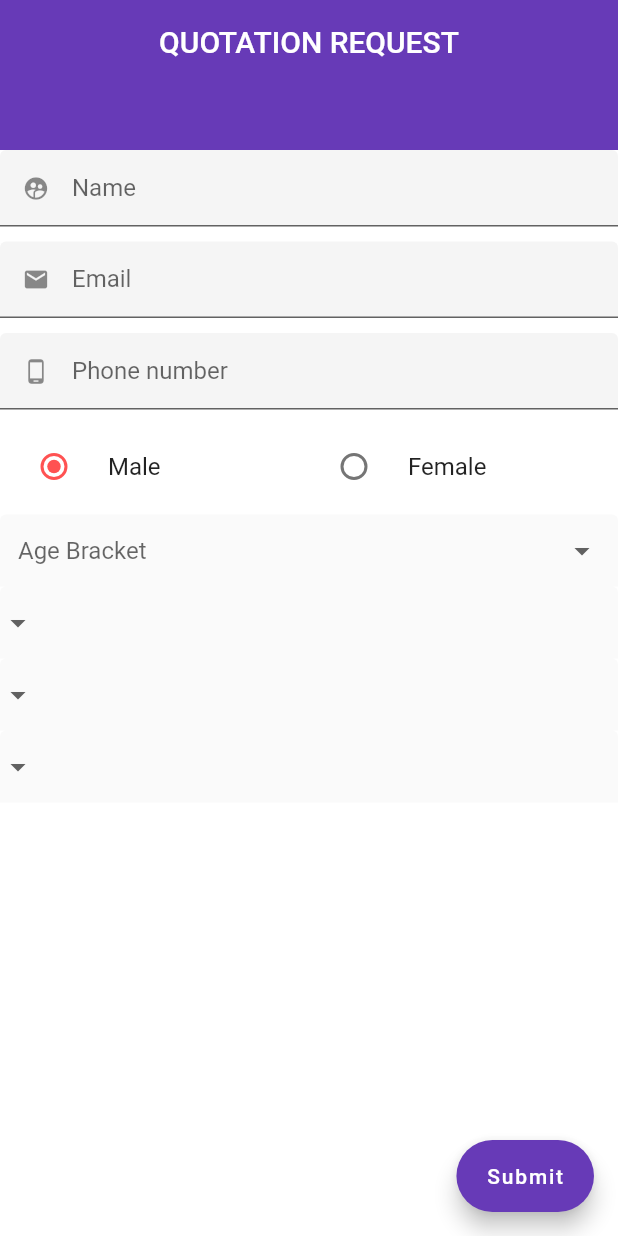
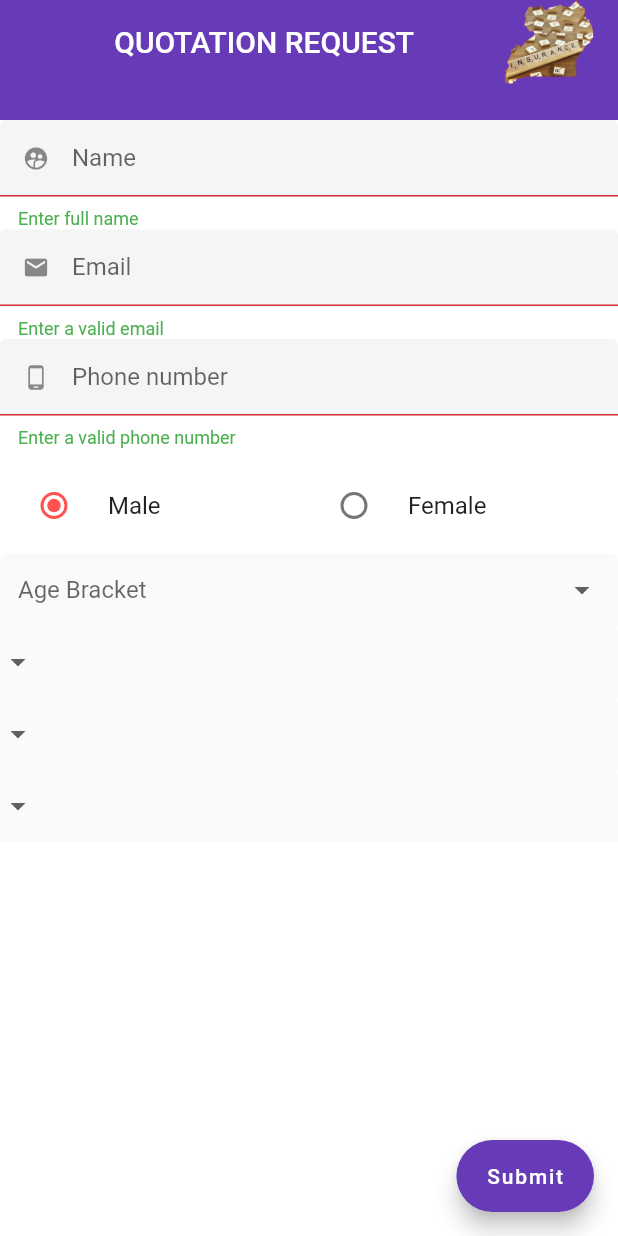
Before and after one commit to matovu-farid/insurance_app, a Flutter app: the screen it shows after launch, after a tap on "Submit", on a phone screen of 412 x 824 dp. Run offline on Flutter 3.47's test engine with Material 2 defaults, Android fonts, the phone set to English and light mode, and no system bars; missing offline and left inert: flutter_email_sender.

```diff
--- a/lib/screens/customWigets/customRow.dart
+++ b/lib/screens/customWigets/customRow.dart
@@ -28,8 +28,7 @@ class CustomRow extends StatelessWidget {
   bool get returnObscure => obscureText1;
 
   @override
-  Widget build(BuildContext context) {
-    return Container(
+  Widget build(BuildContext context) => Container(
       child: Row(
         children: <Widget>[
           Expanded(
@@ -45,17 +44,14 @@ class CustomRow extends StatelessWidget {
               smartQuotesType: SmartQuotesType.enabled,
               maxLengthEnforced: true,
               cursorColor: Colors.greenAccent,
-
-
-
               keyboardType: textInputType,
-
               autovalidate: true,
 
               decoration: InputDecoration(
                 errorStyle: TextStyle(color: Colors.green,decorationStyle: TextDecorationStyle.wavy),
                 enabled: true,
                 filled: true,
+                border: UnderlineInputBorder(borderSide: BorderSide.merge(BorderSide(style: BorderStyle.solid), BorderSide(style: BorderStyle.solid))),
 
                 labelText: title,
                 hintText: hint,
@@ -74,5 +70,4 @@ class CustomRow extends StatelessWidget {
         ],
       ),
     );
-  }
 }
--- a/lib/screens/sign_up.dart
+++ b/lib/screens/sign_up.dart
@@ -14,6 +14,7 @@ import 'package:family/models/preffered_insurer.dart';
 import 'package:family/models/signup_state.dart';
 import 'package:family/screens/customWigets/customRow.dart';
 import 'package:family/screens/customWigets/customRow.dart';
+import 'package:family/screens/starting_screen.dart';
 
 import 'package:flutter/cupertino.dart';
 import 'package:flutter/material.dart';
@@ -22,6 +23,9 @@ import 'package:scoped_model/scoped_model.dart';
 import 'package:image/image.dart' as ImageClass;
 
 //TODO dispose of all controllers
+//TODO make sure someone cant submit until all field are filled
+//TODO carry out tests
+//TODO Optimize memory usage
 
 class Signup extends StatefulWidget {
 
@@ -40,17 +44,20 @@ class _SignupState extends State<Signup> {
   addToScoll(ScrollContext context) {}
 
   GlobalKey<FormState> formKey = GlobalKey<FormState>();
+  TextEditingController _nameController;
+  TextEditingController _emailController;
+  TextEditingController _phoneController;
 
   @override
   void initState() {
     _controller = ScrollController();
+    _nameController = TextEditingController();
+    _emailController = TextEditingController();
+    _phoneController = TextEditingController();
   }
 
 
-  @override
-  void dispose() {
-    _controller.dispose();
-  }
+
 
   String _item;
 
@@ -80,18 +87,22 @@ class _SignupState extends State<Signup> {
 
   set setPassword(String value) {
     _password = value;
+
   }
+  //------------------------------------------------------------------------------------------------
+
+
 //---------------------------------------------------------------------------------------------------------
 //Custom Name Fields
 
-  CustomRow _namefields = CustomRow(
-    title: "Name",
-    obscureText1: false,
-    icon: Icon(Icons.supervised_user_circle),
-    error: "Enter full name",
-    validate:(value)=>value.isEmpty?"Enter full name":null,
-    textInputType: TextInputType.text,
-  );
+//  CustomRow _namefields = CustomRow(
+//    title: "Name",
+//    obscureText1: false,
+//    icon: Icon(Icons.supervised_user_circle),
+//    error: "Enter full name",
+//    validate:(value)=>value.isEmpty?"Enter full name":null,
+//    textInputType: TextInputType.text,
+//  );
   //--------------------------------------------------------------------------------------------------------
 
   // CustomRow _passwordfields = CustomRow(
@@ -99,27 +110,27 @@ class _SignupState extends State<Signup> {
   //   obscureText1: true,
   // );
 //--------------------------------------------------------------------------------------------------------
-//custom emailFields
-  CustomRow _emailfields = CustomRow(
-    textInputType: TextInputType.emailAddress,
-    title: "Email",
-    icon: Icon(Icons.mail),
-    obscureText1: false,
-    error: "Enter a valid email",
-    validate:(value)=>value.isEmpty?"Enter a valid email":null,
-
-
-  );
-  //---------------------------------------------------------------------------------------------------------
-//Custom phone number fields
-  CustomRow _phoneNumberlfields = CustomRow(
-    textInputType: TextInputType.number,
-    title: "Phone number",
-    icon: Icon(Icons.phone_android),
-    obscureText1: false,
-    error: "Enter phone number",
-    validate:(value)=>value.isEmpty?"Enter phone number":null,
-  );
+////custom emailFields
+//  CustomRow _emailfields = CustomRow(
+//    textInputType: TextInputType.emailAddress,
+//    title: "Email",
+//    icon: Icon(Icons.mail),
+//    obscureText1: false,
+//    error: "Enter a valid email",
+//    validate:(value)=>value.isEmpty?"Enter a valid email":null,
+//
+//
+//  );
+//  //---------------------------------------------------------------------------------------------------------
+////Custom phone number fields
+//  CustomRow _phoneNumberlfields = CustomRow(
+//    textInputType: TextInputType.number,
+//    title: "Phone number",
+//    icon: Icon(Icons.phone_android),
+//    obscureText1: false,
+//    error: "Enter phone number",
+//    validate:(value)=>value.isEmpty?"Enter phone number":null,
+//  );
 //-----------------------------------------------------------------------------------------------
 //Method to send an email
   addToListandSendEmail() {
@@ -136,6 +147,12 @@ class _SignupState extends State<Signup> {
     CustomEmailSender(client).send();
 
   }
+  //----------------------------------------------------------------------------------
+  //regex for phone
+  Pattern pattern = r'(\d{10})';
+
+
+
   //-------------------------------------------------------------------------------------------------
 // Method to submit and validate form fields
   submit(BuildContext context) {
@@ -144,15 +161,15 @@ class _SignupState extends State<Signup> {
     formstate.save();
 
 
-    _name = _namefields.getText;
-    _emailAddress = _emailfields.getText;
+
+    _name = _nameController.text;
+    _emailAddress = _emailController.text;
     // _password = _passwordfields.getText;
-    _phoneNumber = _phoneNumberlfields.getText;
-
+    _phoneNumber = _phoneController.text;
 
 
     if (_name.isNotEmpty && _phoneNumber.isNotEmpty && _emailAddress.isEmpty){
-      Navigator.of(context).pushNamed("/Login");
+
     addToListandSendEmail();}
 
   }
@@ -162,6 +179,8 @@ class _SignupState extends State<Signup> {
   Widget build(BuildContext context) {
     return ScopedModel(
       model: SignupModel(),
+      child: Form(
+        key: formKey,
         child: Scaffold(
           backgroundColor: Colors.white,
           floatingActionButton: FloatingActionButton.extended(
@@ -181,17 +200,56 @@ class _SignupState extends State<Signup> {
               primary: true,
               snap: true,
               backgroundColor: Colors.deepPurple,
-            expandedHeight: 100,
-            title: Center(child: Text("QUOTATION REQUEST")),
+              expandedHeight: 80,
+
+              title: Row(
+                mainAxisAlignment: MainAxisAlignment.end,
+                  children:<Widget>[
+
+                Row(
+                mainAxisAlignment: MainAxisAlignment.center,
+                  children:<Widget>[Text("QUOTATION REQUEST"),
+                  SizedBox(width: 60,),
+                  SizedBox(width: 60,height: 60,child: StartingScreen.image,)] )]),
               floating: true,
             ),
             SliverList(
               delegate: SliverChildListDelegate(
                 [
-                _namefields,
-                SizedBox(
-                  height: 10,
-                ),
+
+                  Builder(builder: (context){
+                  return buildRow(title: "Name",
+
+                    obscureText1: false,
+                    controller: _nameController,
+                    icon: Icon(Icons.supervised_user_circle),
+                    error: "Enter full name",
+                    validate:(value)=>value.isEmpty?"Enter full name":null,
+                    textInputType: TextInputType.text, );
+                  }),
+                  Builder(builder: (context){
+
+                    return buildRow(textInputType: TextInputType.emailAddress,
+                      controller: _emailController,
+                      title: "Email",
+                      icon: Icon(Icons.mail),
+                      obscureText1: false,
+                      error: "Enter a valid email",
+                      hint: "___________.@_____.com",
+
+                      validate:(value)=>(!((value.endsWith(".com"))&&value.contains("@")))?"Enter a valid email":null);
+
+                  }),
+                  Builder(builder: (context){
+                    return buildRow(textInputType: TextInputType.number,
+                      controller: _phoneController,
+                      title: "Phone number",
+                      icon: Icon(Icons.phone_android),
+                      hint: "07XXXXXXXX",
+                      obscureText1: false,
+                      error: "Enter phone number",
+                      validate:(value)=>((!(RegExp(pattern).hasMatch(value)))||!(value.startsWith("07")))?"Enter a valid phone number":null,);
+                  }),
                   //--------------------------------------------------------------------------------------------------
 
 //              SizedBox(
@@ -318,16 +376,12 @@ class _SignupState extends State<Signup> {
                   // SizedBox(
                   //   height: 10,
                   // ),
-                _emailfields,
+
+
                   SizedBox(
                     height: 10,
                   ),
-                //----------------------------------------------------------------------------------------
-                //phone
-                _phoneNumberlfields,
-                SizedBox(
-                  height: 10,
-                ),
+
                   //-------------------------------------------------------------------
                   //male radio button
                   Row(
@@ -391,9 +445,7 @@ class _SignupState extends State<Signup> {
                   ScopedModelDescendant<SignupModel>(
                     builder:
                         (BuildContext context, Widget child, SignupModel model) {
-                    return Form(
-                      key: formKey,
-                      child: Column(
+                      return Column(
                         children: <Widget>[
                           //-----------------------------------------------------------------------------------------
                           //Age
@@ -490,7 +542,6 @@ class _SignupState extends State<Signup> {
                             },
                           ),
                         ],
-                      ),
                       );
                     },
                   ),
@@ -501,6 +552,7 @@ class _SignupState extends State<Signup> {
               ),
             )
           ]),
+        ),
       ),
     );
   }
@@ -546,8 +598,72 @@ class _SignupState extends State<Signup> {
   }
 
   set insuranceType(String value) {
+
     _insuranceType = value;
   }
+  Widget buildRow({BuildContext context,
+    TextEditingController controller,
+    bool obscureText1 ,
+    Icon icon,
+    String error,
+    String hint,
+    FormFieldValidator<String> validate, TextInputType textInputType, String title,}) {
+
+    return Container(
+      child: Row(
+        children: <Widget>[
+          Expanded(
+            child: TextFormField(
+              autofocus: false,
+
+              textInputAction: TextInputAction.done,
+              maxLines: 2,
+              minLines: 1,
+              enableSuggestions: true,
+              toolbarOptions: ToolbarOptions(
+                  copy: true, cut: true, paste: true, selectAll: true),
+              smartDashesType: SmartDashesType.enabled,
+              smartQuotesType: SmartQuotesType.enabled,
+              maxLengthEnforced: true,
+              cursorColor: Colors.greenAccent,
+              keyboardType: textInputType,
+
+              validator: validate,
+
+              decoration: InputDecoration(
+                  errorStyle: TextStyle(color: Colors.green,
+                      decorationStyle: TextDecorationStyle.wavy),
+                  enabled: true,
+                  filled: true,
+                  border: UnderlineInputBorder(borderSide: BorderSide.merge(
+                      BorderSide(style: BorderStyle.solid),
+                      BorderSide(style: BorderStyle.solid))),
+
+                  labelText: title,
+                  hintText: hint,
+                  hintStyle: TextStyle(color: Colors.grey),
+                  isDense: true,
 
 
+                  prefixIcon: icon ??
+                      SizedBox(
+                        width: 10,
+                      ),
+                  floatingLabelBehavior: FloatingLabelBehavior.auto),
+              obscureText: obscureText1,
+              controller: controller,
+            ),
+          )
+        ],
+      ),
+    );
   }
+  @override
+  void dispose() {
+    _controller.dispose();
+    _nameController.dispose();
+    _emailController.dispose();
+    _phoneController.dispose();
+  }
+
+}
--- a/lib/screens/starting_screen.dart
+++ b/lib/screens/starting_screen.dart
@@ -8,13 +8,13 @@ main(List<String> args) {
 }
 
 class StartingScreen extends StatelessWidget {
-  Image image = Image.asset("assets/images/INSURANCE PNG.png");
+  static final Image image = Image.asset("assets/images/INSURANCE PNG.png");
    double endPosition;
 
 
   @override
   Widget build(BuildContext context) {
-    Duration duration = Duration(seconds: 3);
+    Duration duration = Duration(seconds: 10);
     final Ticker _ticker=Ticker((duration){
       Navigator.of(context).pushNamed("/SignUp");
     });
```
Lines whose indentation alone changed are shown as unchanged.
